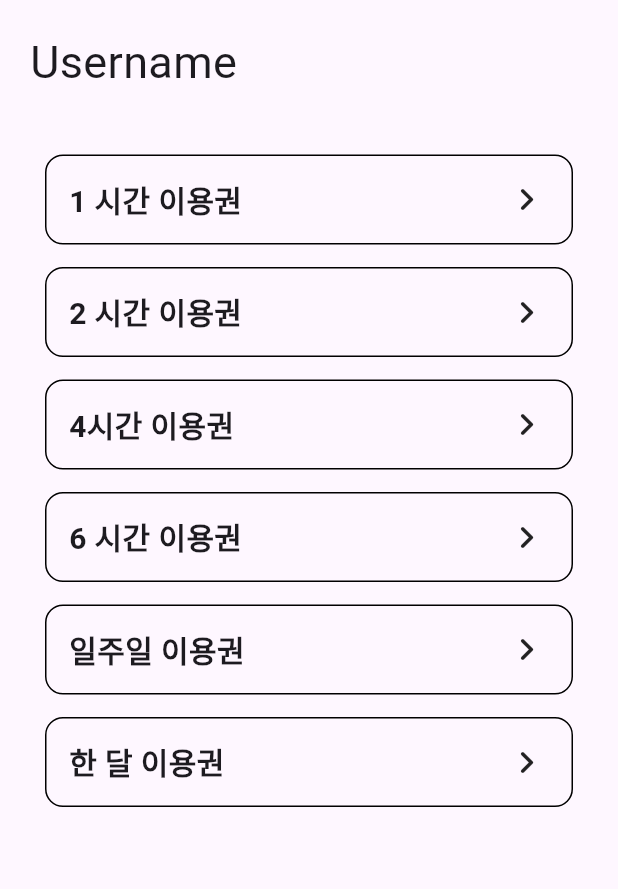
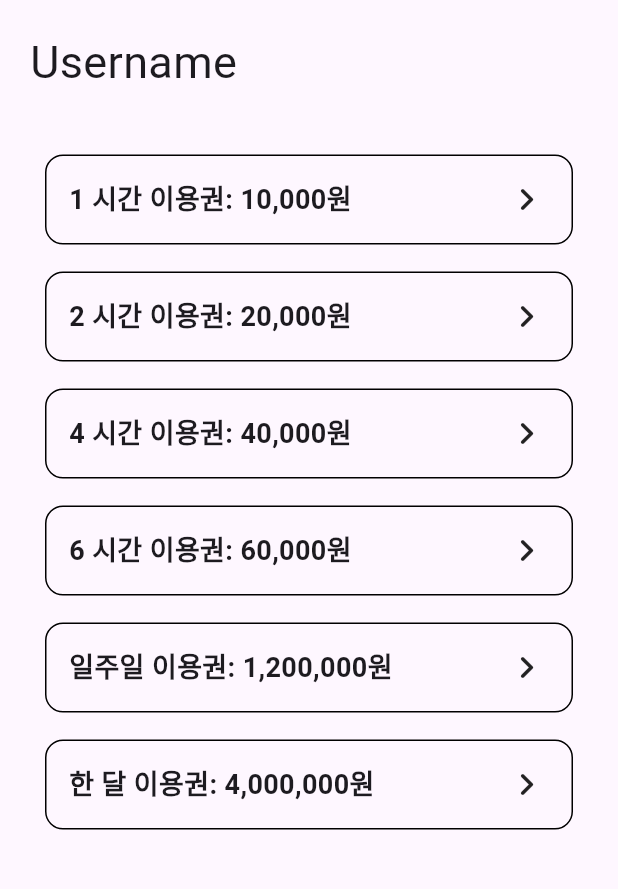
Before and after one commit to APP-iOS7/study_cafe-P6, a Flutter app: the screen it shows after launch, on a phone screen of 412 x 824 dp, the part 84-973 px from its top. Run offline on Flutter 3.47's test engine with Material 3 defaults, Android fonts, the phone set to English and light mode, and no system bars.

Commit message:
Feat: Reservation Screen 이용권 및 가격 책정 후 입력
- reserve_screen 파일명 reservation_screen으로 변경
- reservation_final_screen에 이용권 종류 및 금액 표시 연동

```diff
--- /dev/null
+++ b/study_cafe_p6/lib/Screen/reservation_screen.dart
@@ -0,0 +1,101 @@
+import 'package:flutter/material.dart';
+import 'package:intl/intl.dart';
+import 'package:study_cafe_p6/Screen/reservation_final_screen.dart';
+
+class ReservationScreen extends StatelessWidget {
+  const ReservationScreen({super.key});
+
+  @override
+  Widget build(BuildContext context) {
+    return Scaffold(
+      appBar: AppBar(title: Text('예약하기'), backgroundColor: Color(0xfff8f2de)),
+      body: Column(
+        crossAxisAlignment: CrossAxisAlignment.start,
+        children: [
+          Padding(
+            padding: const EdgeInsets.symmetric(horizontal: 20.0, vertical: 20),
+            child: Text('Username', style: TextStyle(fontSize: 30)),
+          ),
+          SizedBox(height: 20),
+          Expanded(
+            child: Padding(
+              padding: const EdgeInsets.symmetric(horizontal: 30.0),
+              child: ListView.builder(
+                itemBuilder: (context, index) {
+                  final plan = ['1 시간', '2 시간', '4 시간', '6 시간', '일주일', '한 달'];
+                  final price = planPrice(plan[index]);
+                  return Padding(
+                    padding: const EdgeInsets.only(bottom: 18.0),
+                    child: Container(
+                      height: 60,
+                      decoration: BoxDecoration(
+                        border: Border.all(color: Colors.black),
+                        borderRadius: BorderRadius.circular(12),
+                      ),
+                      child: InkWell(
+                        onTap: () {
+                          Navigator.push(
+                            context,
+                            MaterialPageRoute(
+                              builder:
+                                  (context) => ReservationFinalScreen(
+                                    selectedPlan: '${plan[index]} 이용권',
+                                    selectedPrice: price,
+                                  ),
+                            ),
+                          );
+                        },
+
+                        child: Padding(
+                          padding: const EdgeInsets.symmetric(horizontal: 15.0),
+                          child: Row(
+                            children: [
+                              Text(
+                                '${plan[index]} 이용권: ${formatAmount(price)}',
+                                style: TextStyle(
+                                  fontSize: 18,
+                                  fontWeight: FontWeight.bold,
+                                ),
+                              ),
+                              Spacer(),
+                              Icon(Icons.chevron_right_rounded, size: 30),
+                            ],
+                          ),
+                        ),
+                      ),
+                    ),
+                  );
+                },
+                itemCount: 6,
+              ),
+            ),
+          ),
+        ],
+      ),
+    );
+  }
+}
+
+int planPrice(String plan) {
+  switch (plan) {
+    case '1 시간':
+      return 10000;
+    case '2 시간':
+      return 20000;
+    case '4 시간':
+      return 40000;
+    case '6 시간':
+      return 60000;
+    case '일주일':
+      return 1200000;
+    case '한 달':
+      return 4000000;
+    default:
+      return 0;
+  }
+}
+
+String formatAmount(int amount) {
+  final formatter = NumberFormat('#,###');
+  return '${formatter.format(amount)}원';
+}
--- a/study_cafe_p6/lib/Screen/reserve_screen.dart
+++ /dev/null
@@ -1,66 +0,0 @@
-import 'package:flutter/material.dart';
-
-class ReserveScreen extends StatelessWidget {
-  const ReserveScreen({super.key});
-
-  @override
-  Widget build(BuildContext context) {
-    return Scaffold(
-      appBar: AppBar(title: Text('예약하기'), backgroundColor: Color(0xfff8f2de)),
-      body: Column(
-        crossAxisAlignment: CrossAxisAlignment.start,
-        children: [
-          Padding(
-            padding: const EdgeInsets.symmetric(horizontal: 20.0, vertical: 20),
-            child: Text('Username', style: TextStyle(fontSize: 30)),
-          ),
-          SizedBox(height: 20),
-          Expanded(
-            child: Padding(
-              padding: const EdgeInsets.symmetric(horizontal: 30.0),
-              child: ListView.builder(
-                itemBuilder: (context, index) {
-                  final itemlist = [
-                    '1 시간',
-                    '2 시간',
-                    '4시간',
-                    '6 시간',
-                    '일주일',
-                    '한 달',
-                  ];
-                  return Padding(
-                    padding: const EdgeInsets.only(bottom: 15.0),
-                    child: Container(
-                      height: 60,
-                      decoration: BoxDecoration(
-                        border: Border.all(color: Colors.black),
-                        borderRadius: BorderRadius.circular(12),
-                      ),
-                      child: Padding(
-                        padding: const EdgeInsets.symmetric(horizontal: 15.0),
-                        child: Row(
-                          children: [
-                            Text(
-                              '${itemlist[index]} 이용권',
-                              style: TextStyle(
-                                fontSize: 20,
-                                fontWeight: FontWeight.bold,
-                              ),
-                            ),
-                            Spacer(),
-                            Icon(Icons.chevron_right_rounded, size: 30),
-                          ],
-                        ),
-                      ),
-                    ),
-                  );
-                },
-                itemCount: 6,
-              ),
-            ),
-          ),
-        ],
-      ),
-    );
-  }
-}
--- a/study_cafe_p6/lib/main.dart
+++ b/study_cafe_p6/lib/main.dart
@@ -1,5 +1,6 @@
 import 'package:flutter/material.dart';
-import 'package:study_cafe_p6/Screen/reserve_screen.dart';
+import 'package:study_cafe_p6/Screen/reservation_final_screen.dart';
+import 'package:study_cafe_p6/Screen/reservation_screen.dart';
 
 void main() {
   runApp(const MyApp());
@@ -11,6 +12,6 @@ class MyApp extends StatelessWidget {
   // This widget is the root of your application.
   @override
   Widget build(BuildContext context) {
-    return MaterialApp(title: 'Study Cafe_Reserve', home: ReserveScreen());
+    return MaterialApp(title: 'Study Cafe_Reserve', home: ReservationScreen());
   }
 }
--- a/study_cafe_p6/pubspec.yaml
+++ b/study_cafe_p6/pubspec.yaml
@@ -34,6 +34,7 @@ dependencies:
   # The following adds the Cupertino Icons font to your application.
   # Use with the CupertinoIcons class for iOS style icons.
   cupertino_icons: ^1.0.8
+  intl: ^0.18.1
 
 dev_dependencies:
   flutter_test:
```
Also changed, not shown: study_cafe_p6/lib/Screen/reservation_final_screen.dart (added, +72 -0 lines), study_cafe_p6/pubspec.lock.
